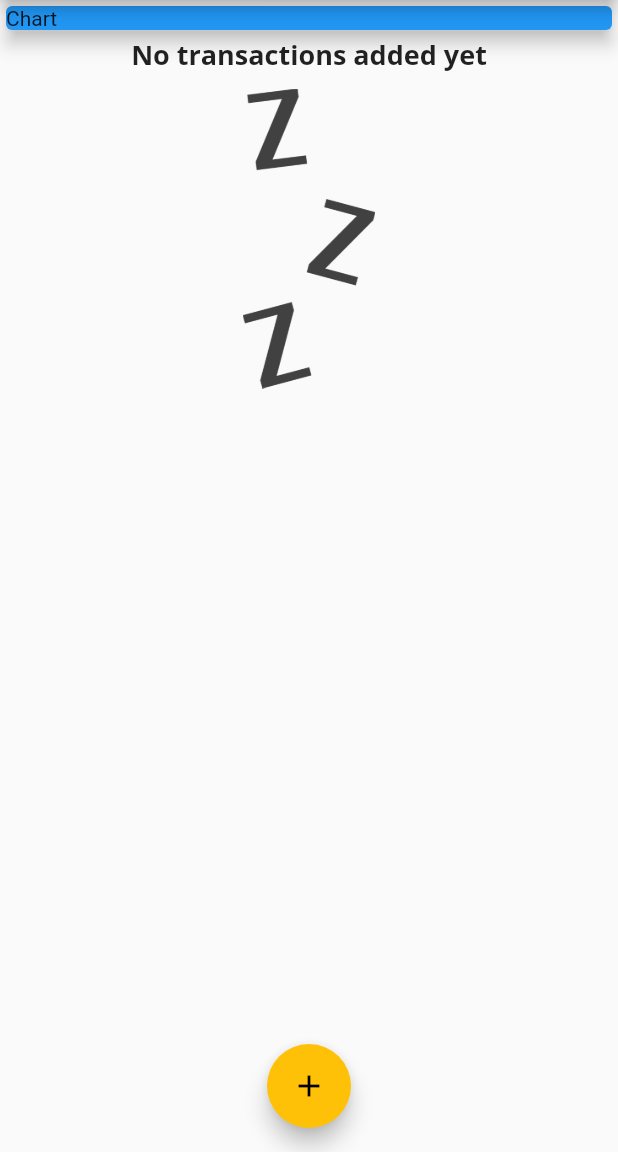
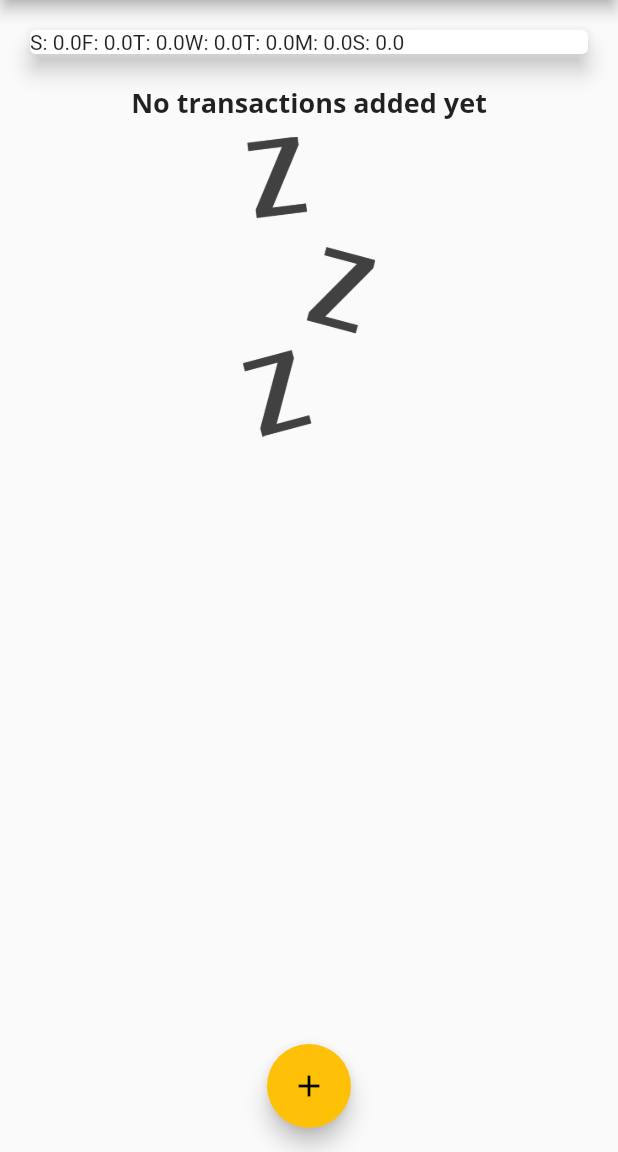
Before and after one commit to SnowedIn-Create/PersonalExpenses, a Flutter app: the screen it shows after launch, on a phone screen of 412 x 824 dp, the part 84-1236 px from its top. Run offline on Flutter 3.47's test engine with Material 2 defaults, Android fonts, the phone set to English and light mode, and no system bars.

Commit message:
add chart widget

```diff
--- a/lib/main.dart
+++ b/lib/main.dart
@@ -1,6 +1,8 @@
 import 'package:expenses_list/widgets/new_transaction.dart';
 import 'package:expenses_list/widgets/transaction_list.dart';
 import 'package:flutter/material.dart';
+
+import './widgets/chart.dart';
 import './widgets/new_transaction.dart';
 import './models/transaction.dart';
 
@@ -19,9 +21,8 @@ class MyApp extends StatelessWidget {
                 headline6: TextStyle(
               fontFamily: 'OpenSans',
               fontWeight: FontWeight.bold,
-            fontSize: 18
-            ,)
-          ),
+              fontSize: 18,
+            )),
         appBarTheme: AppBarTheme(
           textTheme: ThemeData.light().textTheme.copyWith(
                   headline6: TextStyle(
@@ -41,7 +42,6 @@ class MyHomePage extends StatefulWidget {
 }
 
 class _MyHomePageState extends State<MyHomePage> {
-
   final List<Transaction> _userTransactions = [
     // Transaction(
     //   id: 't1',
@@ -69,6 +69,16 @@ class _MyHomePageState extends State<MyHomePage> {
     // ),
   ];
 
+  List<Transaction> get _recentTransactions {
+    return _userTransactions.where((tx) {
+      return tx.date.isAfter(
+        DateTime.now().subtract(
+          Duration(days: 7),
+        ),
+      );
+    }).toList();
+  }
+
   void _addNewTransaction(String txTitle, double txAmount) {
     final newTx = Transaction(
       id: DateTime.now().toString(),
@@ -80,11 +90,12 @@ class _MyHomePageState extends State<MyHomePage> {
     setState(() {
       _userTransactions.add(newTx);
     });
-
   }
 
   void _startAddNewTransaction(BuildContext ctx) {
-    showModalBottomSheet(context: ctx, builder: (_) {
+    showModalBottomSheet(
+        context: ctx,
+        builder: (_) {
           return NewTransaction(_addNewTransaction);
         });
   }
@@ -105,14 +116,7 @@ class _MyHomePageState extends State<MyHomePage> {
         child: Column(
           crossAxisAlignment: CrossAxisAlignment.stretch,
           children: <Widget>[
-              Container(
-                width: double.infinity,
-                child: Card(
-                  color: Colors.blue,
-                  child: Text('Chart'),
-                  elevation: 5,
-                ),
-              ),
+            Chart(_recentTransactions),
             TransactionList(_userTransactions),
           ],
         ),
@@ -120,7 +124,7 @@ class _MyHomePageState extends State<MyHomePage> {
       floatingActionButtonLocation: FloatingActionButtonLocation.centerFloat,
       floatingActionButton: FloatingActionButton(
         child: Icon(Icons.add),
-        onPressed:() => _startAddNewTransaction(context),
+        onPressed: () => _startAddNewTransaction(context),
       ),
     );
   }
--- a/lib/widgets/chart.dart
+++ b/lib/widgets/chart.dart
@@ -24,11 +24,11 @@ class Chart extends StatelessWidget {
         }
       }
 
-      print(DateFormat.E(weekDay));
+      print(DateFormat.E().format(weekDay));
       print(totalSum);
 
       return {
-        'day': DateFormat.E(weekDay),
+        'day': DateFormat.E().format(weekDay).substring(0, 1),
         'amount': totalSum
         };
     });
@@ -36,12 +36,15 @@ class Chart extends StatelessWidget {
 
   @override
   Widget build(BuildContext context) {
+    print(groupedTransactionValues);
     return Card(
       elevation: 6,
       margin: EdgeInsets.all(20),
-      child: Row(children: <Widget>[
-
-      ],),
+      child: Row(
+        children: groupedTransactionValues.map((data){
+          return Text('${data['day']}: ${data['amount']}');
+        }).toList(),
+      ),
     );
   }
 }
```
Also changed, not shown: lib/widgets/chart_bar.dart (added, +47 -0 lines). Lines whose indentation alone changed are shown as unchanged.
